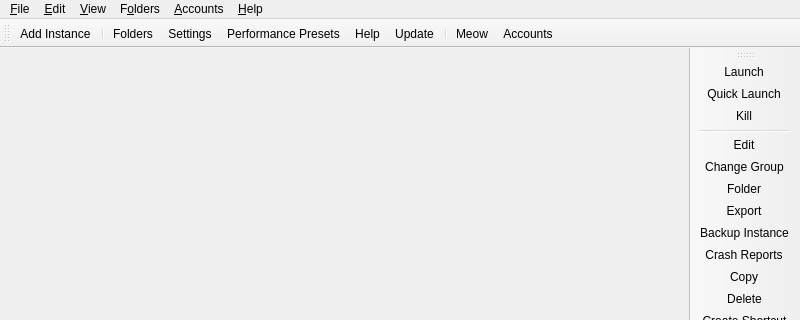
Above: launcher/ui/MainWindow.ui from PollyMC-Continued/launcher before the change; both pictures show x 0 to 800 and y 0 to 320 of the 800 by 600 pixel window. Below: the same form after it.
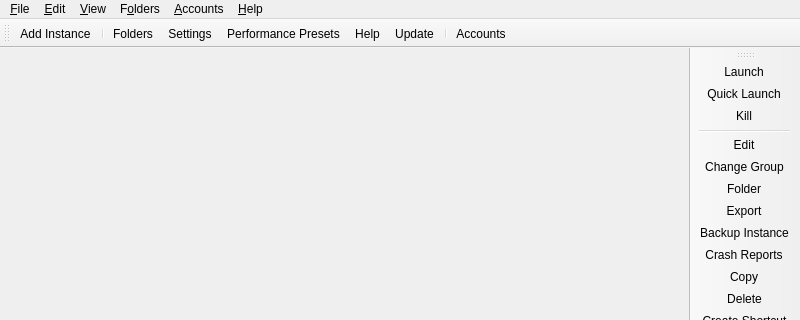
That is the form after the change. Icons and pictures are not drawn. Custom widgets are drawn as their Qt base class.

Commit message: Fix: language selection only English, dead translation help link; Remove cat feature (Meow button, cat packs and assets, cat background), Cat Opacity/Scaling settings, cat bullet from AppStream metadata; v9.2.3 changelog

```diff
--- a/launcher/ui/MainWindow.ui
+++ b/launcher/ui/MainWindow.ui
@@ -56,9 +56,8 @@
    <addaction name="actionPerformancePresets"/>
    <addaction name="actionHelpButton"/>
    <addaction name="actionCheckUpdate"/>
-   <addaction name="separator"/>
-   <addaction name="actionCAT"/>
-   <addaction name="actionAccountsButton"/>
+<addaction name="separator"/>
+    <addaction name="actionAccountsButton"/>
   </widget>
   <widget class="QToolBar" name="newsToolBar">
    <property name="windowTitle">
@@ -251,20 +250,6 @@
     <string>Open the development blog to read more news about %1.</string>
    </property>
   </action>
-  <action name="actionCAT">
-   <property name="checkable">
-    <bool>true</bool>
-   </property>
-   <property name="icon">
-    <iconset theme="cat"/>
-   </property>
-   <property name="text">
-    <string>&amp;Meow</string>
-   </property>
-   <property name="toolTip">
-    <string>It's a fluffy kitty :3</string>
-   </property>
-  </action>
   <action name="actionToggleStatusBar">
    <property name="checkable">
     <bool>true</bool>
```
Left out of the diff: 15 changed lines with no effect on the pictures. The commit also changes 32 other files.
